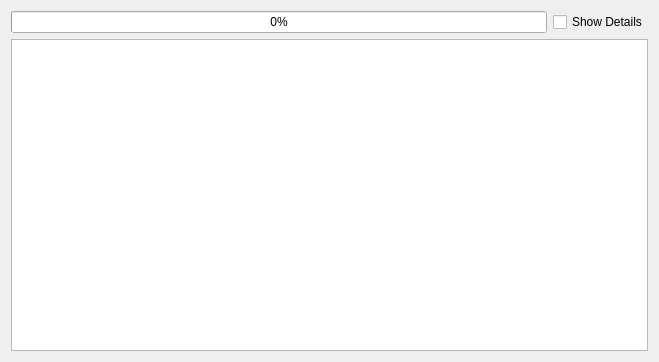
This is src/avroutputdialog.ui in roberto1903/companion9x as Qt 5 draws it before an edit. The edited form follows.
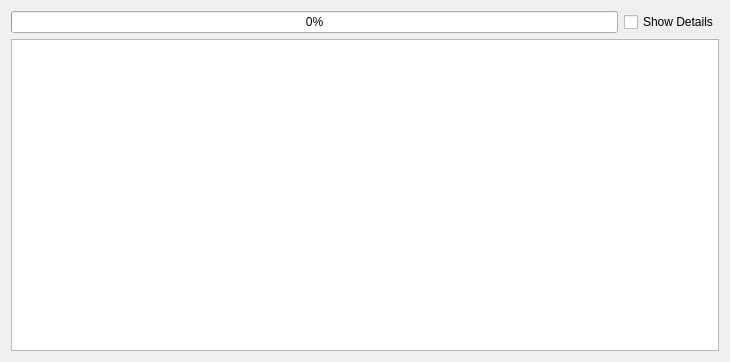
This is the edited form. Icons and pictures are not drawn.

Commit message: Fix to automatic backup & restore eeprom on flash for slow programmers or fast computers...

Diff of the .ui file:
```diff
--- a/src/avroutputdialog.ui
+++ b/src/avroutputdialog.ui
@@ -6,19 +6,19 @@
    <rect>
     <x>0</x>
     <y>0</y>
-    <width>659</width>
+    <width>730</width>
     <height>348</height>
    </rect>
   </property>
   <property name="sizePolicy">
-   <sizepolicy hsizetype="Preferred" vsizetype="Minimum">
+   <sizepolicy hsizetype="MinimumExpanding" vsizetype="Minimum">
     <horstretch>0</horstretch>
     <verstretch>0</verstretch>
    </sizepolicy>
   </property>
   <property name="minimumSize">
    <size>
-    <width>0</width>
+    <width>730</width>
     <height>0</height>
    </size>
   </property>
```
The commit also changes 1 other file.
